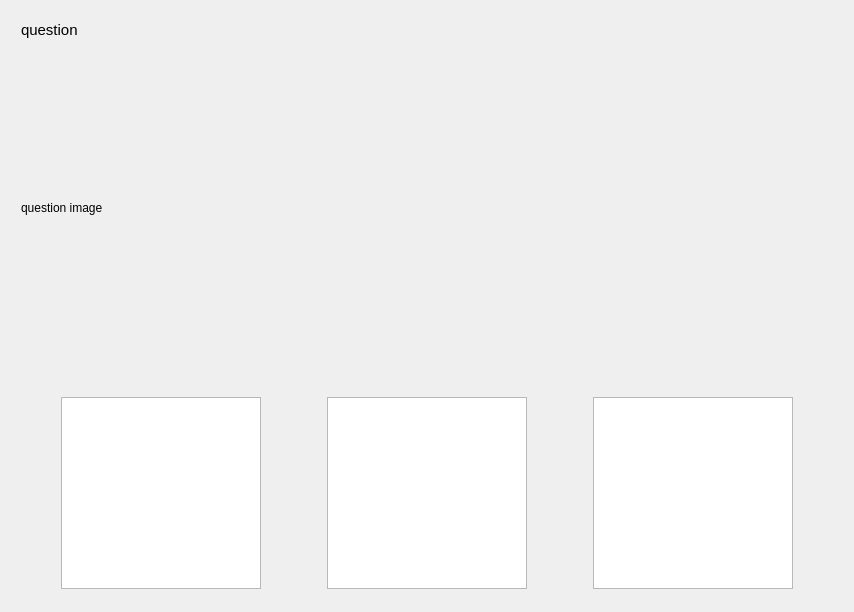
Before: the Qt Designer form autoskola_eTesty/questionsdialog.ui in RxiPland/autoskola_eTesty_desktop, drawn with Qt 5.
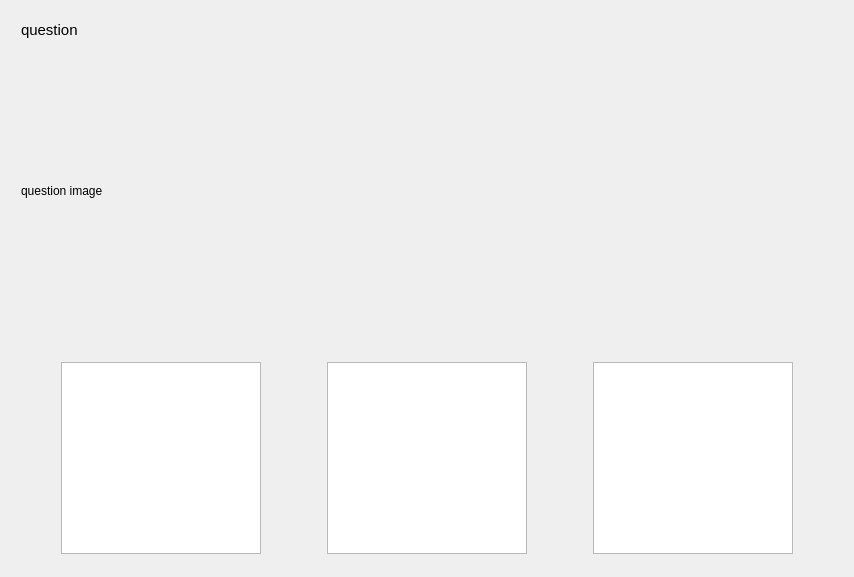
After: the same form once the commit is applied. Custom widgets are drawn as their Qt base class.

The edit to the form file:
```diff
--- a/autoskola_eTesty/questionsdialog.ui
+++ b/autoskola_eTesty/questionsdialog.ui
@@ -7,7 +7,7 @@
     <x>0</x>
     <y>0</y>
     <width>854</width>
-    <height>612</height>
+    <height>577</height>
    </rect>
   </property>
   <property name="windowTitle">
```
